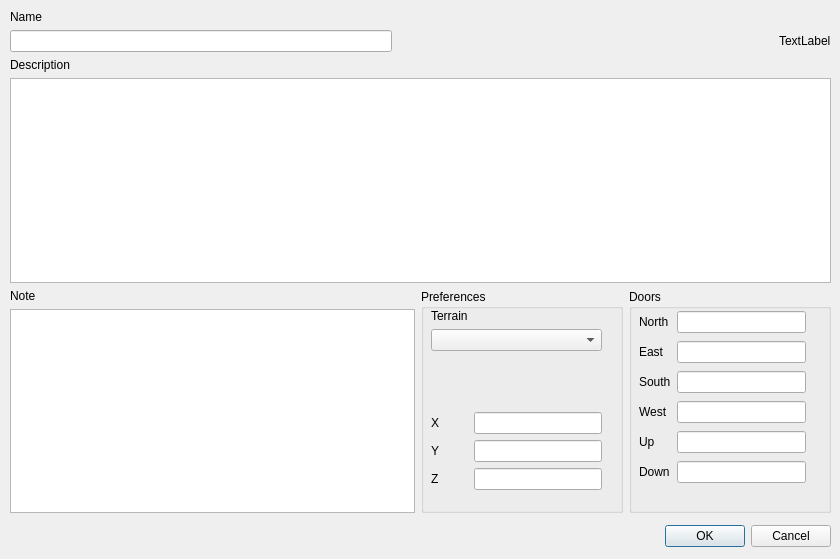
MUME/exPandora, file expandora/src/roomedit.ui: the form before one commit.
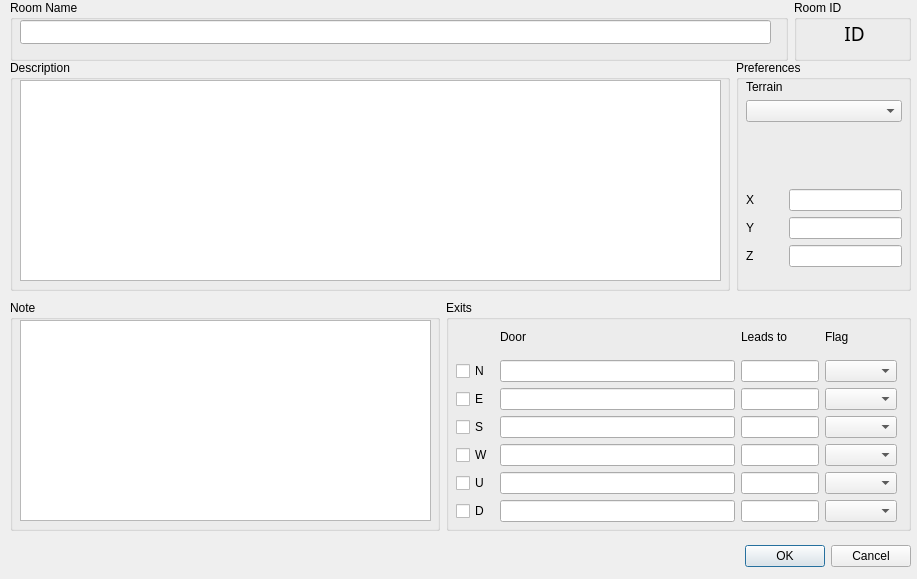
The form after the commit.

```diff
--- a/expandora/src/roomedit.ui
+++ b/expandora/src/roomedit.ui
@@ -8,8 +8,8 @@
    <rect>
     <x>0</x>
     <y>0</y>
-    <width>840</width>
-    <height>559</height>
+    <width>917</width>
+    <height>579</height>
    </rect>
   </property>
   <property name="sizePolicy" >
@@ -38,8 +38,8 @@
   <widget class="QWidget" name="layoutWidget" >
    <property name="geometry" >
     <rect>
-     <x>480</x>
-     <y>520</y>
+     <x>560</x>
+     <y>540</y>
      <width>351</width>
      <height>33</height>
     </rect>
@@ -83,20 +83,20 @@
   <widget class="QWidget" name="layoutWidget_2" >
    <property name="geometry" >
     <rect>
-     <x>480</x>
-     <y>380</y>
-     <width>139</width>
-     <height>115</height>
+     <x>10</x>
+     <y>10</y>
+     <width>901</width>
+     <height>521</height>
     </rect>
    </property>
   </widget>
-  <widget class="QWidget" name="layoutWidget_5" >
+  <widget class="QWidget" name="" >
    <property name="geometry" >
     <rect>
      <x>10</x>
-     <y>20</y>
-     <width>821</width>
-     <height>53</height>
+     <y>60</y>
+     <width>899</width>
+     <height>229</height>
     </rect>
    </property>
   </widget>
@@ -104,20 +104,10 @@
   <widget class="QWidget" name="" >
    <property name="geometry" >
     <rect>
-     <x>10</x>
-     <y>290</y>
-     <width>821</width>
-     <height>220</height>
-    </rect>
-   </property>
-  </widget>
-  <widget class="QWidget" name="layoutWidget_3_4" >
-   <property name="geometry" >
-    <rect>
-     <x>11</x>
-     <y>291</y>
-     <width>258</width>
-     <height>218</height>
+     <x>195</x>
+     <y>300</y>
+     <width>711</width>
+     <height>241</height>
     </rect>
    </property>
   </widget>
@@ -125,34 +115,11 @@
    <property name="geometry" >
     <rect>
      <x>10</x>
-     <y>10</y>
-     <width>821</width>
-     <height>503</height>
+     <y>300</y>
+     <width>901</width>
+     <height>231</height>
     </rect>
    </property>
-   <layout class="QVBoxLayout" >
-    <property name="margin" >
-     <number>0</number>
-    </property>
-    <property name="spacing" >
-     <number>6</number>
-    </property>
-    <item>
-     <layout class="QVBoxLayout" >
-      <property name="margin" >
-       <number>0</number>
-      </property>
-      <property name="spacing" >
-       <number>6</number>
-      </property>
-      <item>
-       <widget class="QLabel" name="label_name" >
-        <property name="text" >
-         <string>Name</string>
-        </property>
-       </widget>
-      </item>
-      <item>
        <layout class="QHBoxLayout" >
         <property name="margin" >
          <number>0</number>
@@ -161,72 +128,50 @@
          <number>6</number>
         </property>
         <item>
-         <widget class="QLineEdit" name="lineEdit_name" />
-        </item>
-        <item>
-         <spacer>
-          <property name="orientation" >
-           <enum>Qt::Horizontal</enum>
-          </property>
-          <property name="sizeHint" >
-           <size>
-            <width>40</width>
-            <height>20</height>
-           </size>
-          </property>
-         </spacer>
-        </item>
-        <item>
-         <widget class="QLabel" name="label_roomid" >
-          <property name="text" >
-           <string>TextLabel</string>
-          </property>
-         </widget>
-        </item>
-       </layout>
-      </item>
-     </layout>
-    </item>
-    <item>
-     <layout class="QVBoxLayout" >
-      <property name="margin" >
-       <number>0</number>
-      </property>
-      <property name="spacing" >
-       <number>6</number>
-      </property>
-      <item>
-       <widget class="QLabel" name="label_desc" >
-        <property name="text" >
-         <string>Description</string>
-        </property>
-       </widget>
+     <widget class="QGroupBox" name="groupBox" >
+      <property name="sizePolicy" >
+       <sizepolicy>
+        <hsizetype>5</hsizetype>
+        <vsizetype>5</vsizetype>
+        <horstretch>12</horstretch>
+        <verstretch>0</verstretch>
+       </sizepolicy>
+      </property>
+      <property name="title" >
+       <string>Note</string>
+      </property>
+      <widget class="QTextEdit" name="textEdit_note" >
+       <property name="geometry" >
+        <rect>
+         <x>10</x>
+         <y>20</y>
+         <width>411</width>
+         <height>201</height>
+        </rect>
+       </property>
+       <property name="sizePolicy" >
+        <sizepolicy>
+         <hsizetype>7</hsizetype>
+         <vsizetype>7</vsizetype>
+         <horstretch>2</horstretch>
+         <verstretch>0</verstretch>
+        </sizepolicy>
+       </property>
+      </widget>
+     </widget>
       </item>
       <item>
-       <widget class="QTextEdit" name="textEdit_desc" />
-      </item>
-     </layout>
-    </item>
-    <item>
-     <layout class="QGridLayout" >
-      <property name="margin" >
-       <number>0</number>
-      </property>
-      <property name="spacing" >
-       <number>6</number>
-      </property>
-      <item rowspan="2" row="0" column="2" >
        <widget class="QGroupBox" name="groupBox_3_2" >
         <property name="sizePolicy" >
          <sizepolicy>
           <hsizetype>5</hsizetype>
           <vsizetype>5</vsizetype>
-          <horstretch>1</horstretch>
+        <horstretch>13</horstretch>
           <verstretch>0</verstretch>
          </sizepolicy>
         </property>
         <property name="title" >
-         <string>Doors</string>
+       <string>Exits</string>
         </property>
         <widget class="QWidget" name="layoutWidget_4_2_2_2_2_2" >
          <property name="geometry" >
@@ -237,6 +182,16 @@
            <height>182</height>
           </rect>
          </property>
+      </widget>
+      <widget class="QWidget" name="" >
+       <property name="geometry" >
+        <rect>
+         <x>10</x>
+         <y>20</y>
+         <width>441</width>
+         <height>202</height>
+        </rect>
+       </property>
          <layout class="QGridLayout" >
           <property name="margin" >
            <number>0</number>
@@ -244,90 +199,284 @@
           <property name="spacing" >
            <number>6</number>
           </property>
+        <item row="6" column="2" >
+         <widget class="QLineEdit" name="lineEdit_leadD" />
+        </item>
+        <item row="3" column="3" >
+         <widget class="QComboBox" name="comboBox_S" />
+        </item>
+        <item row="4" column="0" >
+         <widget class="QCheckBox" name="checkBox_W" >
+          <property name="text" >
+           <string>W</string>
+          </property>
+         </widget>
+        </item>
           <item row="2" column="1" >
-           <widget class="QLineEdit" name="lineEdit_doorsouth" />
-          </item>
-          <item row="5" column="1" >
-           <widget class="QLineEdit" name="lineEdit_doordown" />
-          </item>
-          <item row="5" column="0" >
-           <widget class="QLabel" name="label_down" >
-            <property name="text" >
-             <string>Down</string>
+         <widget class="QLineEdit" name="lineEdit_dooreast" >
+          <property name="sizePolicy" >
+           <sizepolicy>
+            <hsizetype>7</hsizetype>
+            <vsizetype>0</vsizetype>
+            <horstretch>2</horstretch>
+            <verstretch>0</verstretch>
+           </sizepolicy>
             </property>
            </widget>
           </item>
-          <item row="4" column="1" >
-           <widget class="QLineEdit" name="lineEdit_doorup" />
-          </item>
-          <item row="3" column="1" >
-           <widget class="QLineEdit" name="lineEdit_doorwest" />
-          </item>
-          <item row="2" column="0" >
-           <widget class="QLabel" name="label_south" >
+        <item row="5" column="3" >
+         <widget class="QComboBox" name="comboBox_U" />
+        </item>
+        <item row="3" column="0" >
+         <widget class="QCheckBox" name="checkBox_S" >
             <property name="text" >
-             <string>South</string>
-            </property>
-           </widget>
-          </item>
-          <item row="1" column="1" >
-           <widget class="QLineEdit" name="lineEdit_dooreast" />
-          </item>
-          <item row="0" column="0" >
-           <widget class="QLabel" name="label_north" >
-            <property name="text" >
-             <string>North</string>
-            </property>
-           </widget>
-          </item>
-          <item row="1" column="0" >
-           <widget class="QLabel" name="label_east" >
-            <property name="text" >
-             <string>East</string>
+           <string>S</string>
             </property>
            </widget>
           </item>
           <item row="0" column="1" >
-           <widget class="QLineEdit" name="lineEdit_doornorth" />
-          </item>
-          <item row="4" column="0" >
-           <widget class="QLabel" name="label_up" >
+         <widget class="QLabel" name="label" >
+          <property name="text" >
+           <string>Door</string>
+          </property>
+         </widget>
+        </item>
+        <item row="6" column="3" >
+         <widget class="QComboBox" name="comboBox_D" />
+        </item>
+        <item row="2" column="3" >
+         <widget class="QComboBox" name="comboBox_E" />
+        </item>
+        <item row="0" column="2" >
+         <widget class="QLabel" name="label_3" >
             <property name="text" >
-             <string>Up</string>
+           <string>Leads to</string>
             </property>
            </widget>
           </item>
-          <item row="3" column="0" >
-           <widget class="QLabel" name="label_west" >
+        <item row="1" column="1" >
+         <widget class="QLineEdit" name="lineEdit_doornorth" >
+          <property name="enabled" >
+           <bool>true</bool>
+          </property>
+          <property name="sizePolicy" >
+           <sizepolicy>
+            <hsizetype>7</hsizetype>
+            <vsizetype>0</vsizetype>
+            <horstretch>3</horstretch>
+            <verstretch>0</verstretch>
+           </sizepolicy>
+          </property>
+         </widget>
+        </item>
+        <item row="1" column="0" >
+         <widget class="QCheckBox" name="checkBox_N" >
             <property name="text" >
-             <string>West</string>
+           <string>N</string>
             </property>
            </widget>
           </item>
+        <item row="6" column="1" >
+         <widget class="QLineEdit" name="lineEdit_doordown" >
+          <property name="sizePolicy" >
+           <sizepolicy>
+            <hsizetype>7</hsizetype>
+            <vsizetype>0</vsizetype>
+            <horstretch>2</horstretch>
+            <verstretch>0</verstretch>
+           </sizepolicy>
+          </property>
+         </widget>
+        </item>
+        <item row="5" column="0" >
+         <widget class="QCheckBox" name="checkBox_U" >
+          <property name="text" >
+           <string>U</string>
+          </property>
+         </widget>
+        </item>
+        <item row="5" column="1" >
+         <widget class="QLineEdit" name="lineEdit_doorup" >
+          <property name="sizePolicy" >
+           <sizepolicy>
+            <hsizetype>7</hsizetype>
+            <vsizetype>0</vsizetype>
+            <horstretch>2</horstretch>
+            <verstretch>0</verstretch>
+           </sizepolicy>
+          </property>
+         </widget>
+        </item>
+        <item row="2" column="0" >
+         <widget class="QCheckBox" name="checkBox_E" >
+          <property name="text" >
+           <string>E</string>
+          </property>
+         </widget>
+        </item>
+        <item row="2" column="2" >
+         <widget class="QLineEdit" name="lineEdit_leadE" />
+        </item>
+        <item row="1" column="3" >
+         <widget class="QComboBox" name="comboBox_N" />
+        </item>
+        <item row="6" column="0" >
+         <widget class="QCheckBox" name="checkBox_D" >
+          <property name="text" >
+           <string>D</string>
+          </property>
+         </widget>
+        </item>
+        <item row="1" column="2" >
+         <widget class="QLineEdit" name="lineEdit_leadN" >
+          <property name="sizePolicy" >
+           <sizepolicy>
+            <hsizetype>7</hsizetype>
+            <vsizetype>0</vsizetype>
+            <horstretch>1</horstretch>
+            <verstretch>0</verstretch>
+           </sizepolicy>
+          </property>
+         </widget>
+        </item>
+        <item row="3" column="2" >
+         <widget class="QLineEdit" name="lineEdit_leadS" />
+        </item>
+        <item row="4" column="2" >
+         <widget class="QLineEdit" name="lineEdit_leadW" />
+        </item>
+        <item row="3" column="1" >
+         <widget class="QLineEdit" name="lineEdit_doorsouth" >
+          <property name="sizePolicy" >
+           <sizepolicy>
+            <hsizetype>7</hsizetype>
+            <vsizetype>0</vsizetype>
+            <horstretch>2</horstretch>
+            <verstretch>0</verstretch>
+           </sizepolicy>
+          </property>
+         </widget>
+        </item>
+        <item row="4" column="3" >
+         <widget class="QComboBox" name="comboBox_W" />
+        </item>
+        <item row="5" column="2" >
+         <widget class="QLineEdit" name="lineEdit_leadU" />
+        </item>
+        <item row="4" column="1" >
+         <widget class="QLineEdit" name="lineEdit_doorwest" >
+          <property name="sizePolicy" >
+           <sizepolicy>
+            <hsizetype>7</hsizetype>
+            <vsizetype>0</vsizetype>
+            <horstretch>2</horstretch>
+            <verstretch>0</verstretch>
+           </sizepolicy>
+          </property>
+         </widget>
+        </item>
+        <item row="0" column="3" >
+         <widget class="QLabel" name="label_4" >
+          <property name="text" >
+           <string>Flag</string>
+          </property>
+         </widget>
+        </item>
          </layout>
         </widget>
        </widget>
       </item>
-      <item rowspan="2" row="0" column="1" >
+   </layout>
+  </widget>
+  <widget class="QWidget" name="" >
+   <property name="geometry" >
+    <rect>
+     <x>10</x>
+     <y>10</y>
+     <width>899</width>
+     <height>50</height>
+    </rect>
+   </property>
+  </widget>
+  <widget class="QWidget" name="" >
+   <property name="geometry" >
+    <rect>
+     <x>10</x>
+     <y>30</y>
+     <width>897</width>
+     <height>26</height>
+    </rect>
+   </property>
+  </widget>
+  <widget class="QWidget" name="" >
+   <property name="geometry" >
+    <rect>
+     <x>10</x>
+     <y>60</y>
+     <width>901</width>
+     <height>231</height>
+    </rect>
+   </property>
+   <layout class="QHBoxLayout" >
+    <property name="margin" >
+     <number>0</number>
+    </property>
+    <property name="spacing" >
+     <number>6</number>
+    </property>
+    <item>
+     <widget class="QGroupBox" name="groupBox_2" >
+      <property name="sizePolicy" >
+       <sizepolicy>
+        <hsizetype>5</hsizetype>
+        <vsizetype>5</vsizetype>
+        <horstretch>41</horstretch>
+        <verstretch>0</verstretch>
+       </sizepolicy>
+      </property>
+      <property name="title" >
+       <string>Description</string>
+      </property>
+      <widget class="QTextEdit" name="textEdit_desc" >
+       <property name="geometry" >
+        <rect>
+         <x>10</x>
+         <y>20</y>
+         <width>701</width>
+         <height>201</height>
+        </rect>
+       </property>
+       <property name="sizePolicy" >
+        <sizepolicy>
+         <hsizetype>7</hsizetype>
+         <vsizetype>7</vsizetype>
+         <horstretch>10</horstretch>
+         <verstretch>0</verstretch>
+        </sizepolicy>
+       </property>
+      </widget>
+     </widget>
+    </item>
+    <item>
        <widget class="QGroupBox" name="groupBox_4" >
         <property name="sizePolicy" >
          <sizepolicy>
           <hsizetype>5</hsizetype>
           <vsizetype>5</vsizetype>
-          <horstretch>1</horstretch>
+        <horstretch>10</horstretch>
           <verstretch>0</verstretch>
          </sizepolicy>
         </property>
         <property name="title" >
          <string>Preferences</string>
         </property>
-        <widget class="QWidget" name="" >
+      <widget class="QWidget" name="layoutWidget_4_2" >
          <property name="geometry" >
           <rect>
            <x>10</x>
            <y>20</y>
-           <width>171</width>
-           <height>181</height>
+         <width>156</width>
+         <height>187</height>
           </rect>
          </property>
          <layout class="QGridLayout" >
@@ -341,7 +490,7 @@
            <widget class="QComboBox" name="comboBox_terrain" />
           </item>
           <item row="5" column="0" >
-           <widget class="QLabel" name="label_16" >
+         <widget class="QLabel" name="label_16_2" >
             <property name="text" >
              <string>Z</string>
             </property>
@@ -351,14 +500,14 @@
            <widget class="QLineEdit" name="lineEdit_coordx" />
           </item>
           <item row="4" column="0" >
-           <widget class="QLabel" name="label_17" >
+         <widget class="QLabel" name="label_17_2" >
             <property name="text" >
              <string>Y</string>
             </property>
            </widget>
           </item>
           <item row="0" column="0" >
-           <widget class="QLabel" name="label_2" >
+         <widget class="QLabel" name="label_2_2" >
             <property name="text" >
              <string>Terrain</string>
             </property>
@@ -368,7 +517,7 @@
            <widget class="QLineEdit" name="lineEdit_coordy" />
           </item>
           <item row="3" column="0" >
-           <widget class="QLabel" name="label_15" >
+         <widget class="QLabel" name="label_15_2" >
             <property name="text" >
              <string>X</string>
             </property>
@@ -394,26 +543,90 @@
         </widget>
        </widget>
       </item>
-      <item row="1" column="0" >
-       <widget class="QTextEdit" name="textEdit_note" >
-        <property name="sizePolicy" >
-         <sizepolicy>
-          <hsizetype>7</hsizetype>
-          <vsizetype>7</vsizetype>
-          <horstretch>2</horstretch>
-          <verstretch>0</verstretch>
-         </sizepolicy>
-        </property>
-       </widget>
-      </item>
-      <item row="0" column="0" >
-       <widget class="QLabel" name="label_note" >
-        <property name="text" >
-         <string>Note</string>
-        </property>
-       </widget>
-      </item>
-     </layout>
+   </layout>
+  </widget>
+  <widget class="QWidget" name="" >
+   <property name="geometry" >
+    <rect>
+     <x>10</x>
+     <y>0</y>
+     <width>901</width>
+     <height>61</height>
+    </rect>
+   </property>
+   <layout class="QHBoxLayout" >
+    <property name="margin" >
+     <number>0</number>
+    </property>
+    <property name="spacing" >
+     <number>6</number>
+    </property>
+    <item>
+     <widget class="QGroupBox" name="groupBox_3" >
+      <property name="sizePolicy" >
+       <sizepolicy>
+        <hsizetype>5</hsizetype>
+        <vsizetype>5</vsizetype>
+        <horstretch>20</horstretch>
+        <verstretch>0</verstretch>
+       </sizepolicy>
+      </property>
+      <property name="title" >
+       <string>Room Name</string>
+      </property>
+      <widget class="QLineEdit" name="lineEdit_name" >
+       <property name="geometry" >
+        <rect>
+         <x>10</x>
+         <y>20</y>
+         <width>751</width>
+         <height>24</height>
+        </rect>
+       </property>
+      </widget>
+     </widget>
+    </item>
+    <item>
+     <widget class="QGroupBox" name="groupBox_5" >
+      <property name="sizePolicy" >
+       <sizepolicy>
+        <hsizetype>5</hsizetype>
+        <vsizetype>5</vsizetype>
+        <horstretch>3</horstretch>
+        <verstretch>0</verstretch>
+       </sizepolicy>
+      </property>
+      <property name="title" >
+       <string>Room ID</string>
+      </property>
+      <widget class="QLabel" name="label_roomid" >
+       <property name="geometry" >
+        <rect>
+         <x>10</x>
+         <y>20</y>
+         <width>101</width>
+         <height>31</height>
+        </rect>
+       </property>
+       <property name="font" >
+        <font>
+         <family>Sans Serif</family>
+         <pointsize>14</pointsize>
+         <weight>50</weight>
+         <italic>false</italic>
+         <bold>false</bold>
+         <underline>false</underline>
+         <strikeout>false</strikeout>
+        </font>
+       </property>
+       <property name="text" >
+        <string>ID</string>
+       </property>
+       <property name="alignment" >
+        <set>Qt::AlignHCenter</set>
+       </property>
+      </widget>
+     </widget>
     </item>
    </layout>
   </widget>
```
Left out of the diff: 2 changed lines with no effect on the pictures. Lines whose indentation alone changed are shown as unchanged.
